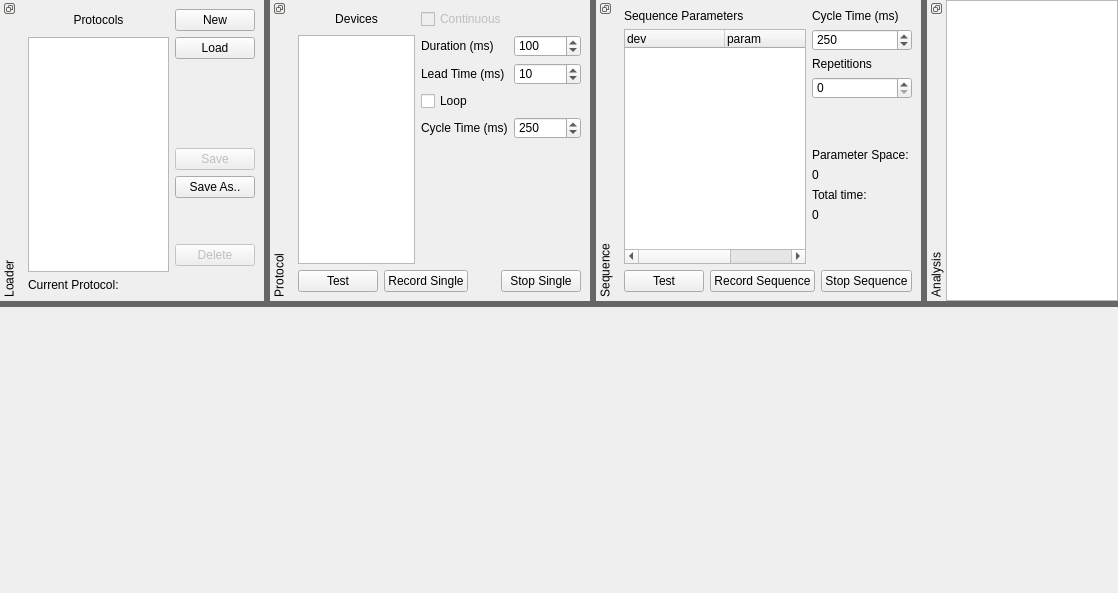
First picture: the form in lib/modules/ProtocolRunner/ProtocolRunnerTemplate.ui, repository acq4/acq4, before the edit.
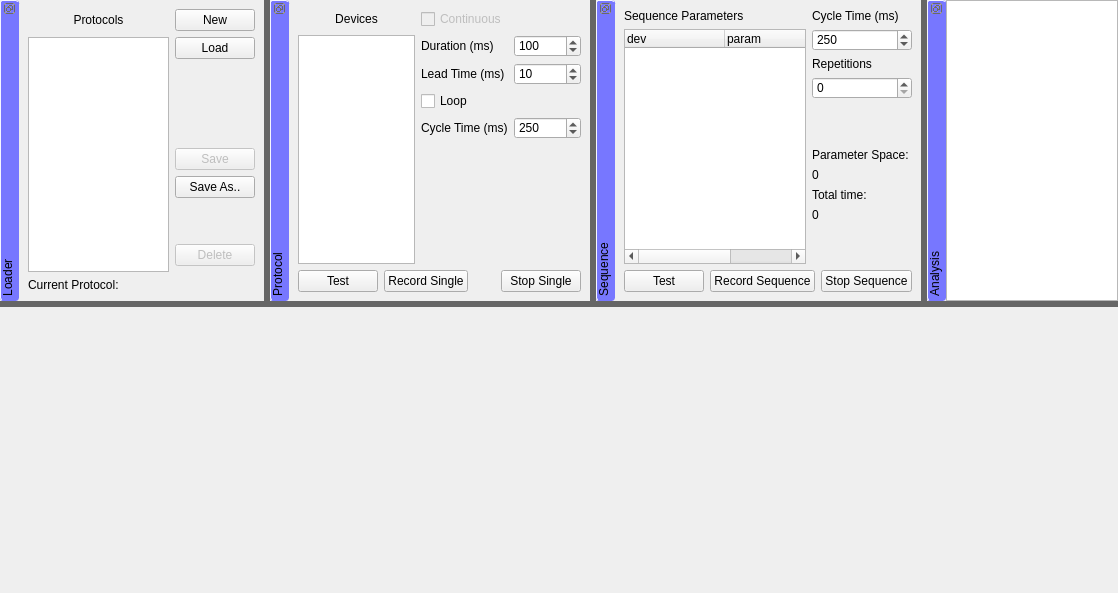
Second picture: the form after the edit. Custom widgets are drawn as their Qt base class.

What changed in the file:
```diff
--- a/lib/modules/ProtocolRunner/ProtocolRunnerTemplate.ui
+++ b/lib/modules/ProtocolRunner/ProtocolRunnerTemplate.ui
@@ -14,7 +14,7 @@
    <string>Protocol Runner</string>
   </property>
   <property name="styleSheet">
-   <string notr="true">/*QDockWidget::title { background-color: #446;}*/
+   <string notr="true">QDockWidget::title { background: #77F; border-radius: 3px; border-color: #77F; border-style: outset; border-width: 1px; font-weight: bold}
 QSplitter::handle {background-color: #666}
 QMainWindow::separator {background-color: #666}</string>
   </property>
```
